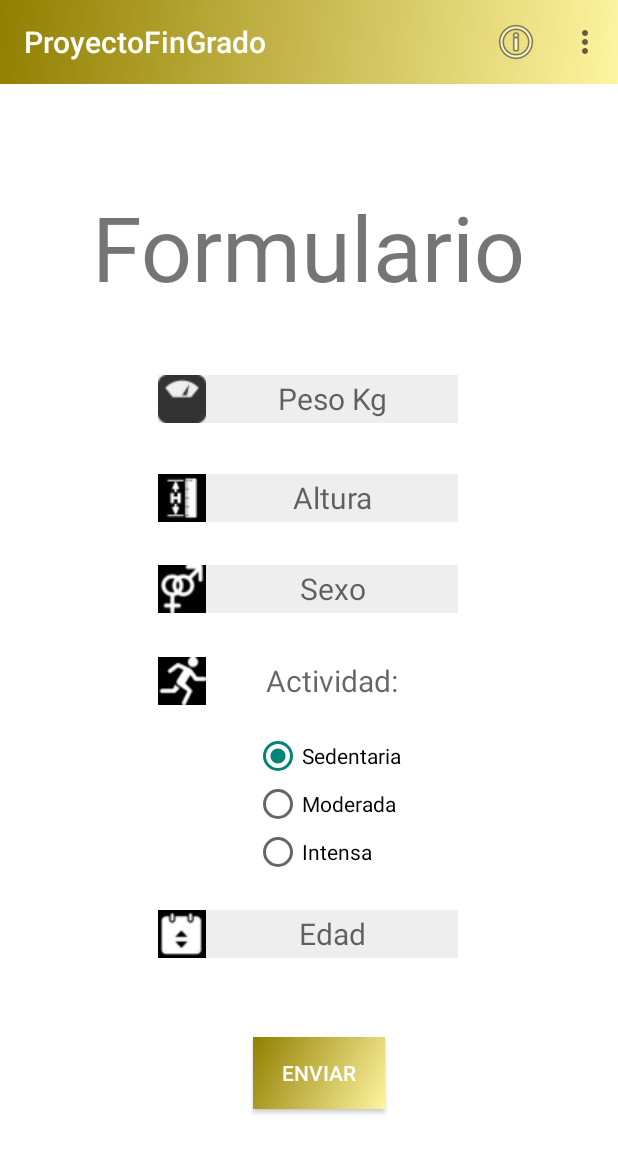
After one commit to AlejandroDAM29/ProyectoFinGrado, an Android app: the DatosUsuario screen opened directly, with no data from a screen before it, on a phone screen of 412 x 824 dp. The commit adds this screen. Shown: the top 1153 px of the screen. Run offline under Robolectric (Android 15) with nearby library versions, the phone set to English and light mode, and no system bars; our stand-ins replace Firebase (no records; nobody signed in at launch, a user with empty details on screens opened directly), Volley.

Commit message:
Falta introducir la actividad en la BBDD

```diff
--- a/app/build.gradle
+++ b/app/build.gradle
@@ -58,6 +58,9 @@ dependencies {
     //Implementación para el servicio de autentificación de google
     implementation 'com.google.android.gms:play-services-auth:19.2.0'
 
+    //Implemento librería Volley para conexión a BBDD
+    implementation 'com.android.volley:volley:1.1.1'
+
     testImplementation 'junit:junit:4.+'
     androidTestImplementation 'androidx.test.ext:junit:1.1.3'
     androidTestImplementation 'androidx.test.espresso:espresso-core:3.4.0'
--- /dev/null
+++ b/app/src/main/java/com/example/proyectofingrado/DatosUsuario.kt
@@ -0,0 +1,177 @@
+package com.example.proyectofingrado
+
+import android.content.Context
+import android.content.Intent
+import android.graphics.Color
+import androidx.appcompat.app.AppCompatActivity
+import android.os.Bundle
+import android.view.Menu
+import android.view.MenuItem
+import android.view.View
+import android.widget.Button
+import android.widget.EditText
+import android.widget.Toast
+import androidx.appcompat.widget.Toolbar
+import com.android.volley.Request
+import com.android.volley.RequestQueue
+import com.android.volley.Response
+import com.android.volley.toolbox.StringRequest
+import com.android.volley.toolbox.Volley
+import com.example.proyectofingrado.databinding.ActivityDatosUsuarioBinding
+import com.example.proyectofingrado.databinding.ActivityHomeBinding
+import com.google.firebase.auth.FirebaseAuth
+import org.json.JSONObject
+
+
+
+
+lateinit var etEmail: String
+lateinit var etPeso: EditText
+lateinit var etAltura: EditText
+lateinit var etSexo: EditText
+lateinit var etEdad: EditText
+lateinit var btnInsert:Button
+
+
+lateinit var toolbar: Toolbar
+
+
+lateinit var requesrQueue: RequestQueue
+val HttpURI = "https://alejandroexpdeveloper.com/usuario.php"
+
+class DatosUsuario : AppCompatActivity() {
+    override fun onCreate(savedInstanceState: Bundle?) {
+        super.onCreate(savedInstanceState)
+        setContentView(R.layout.activity_datos_usuario)
+
+
+        etPeso = findViewById(R.id.etPeso)
+        etAltura = findViewById(R.id.etAltura)
+        etSexo = findViewById(R.id.etSexo)
+        etEdad = findViewById(R.id.etEdad)
+
+        btnInsert = findViewById(R.id.btnInsert)
+
+
+
+        //Activo el toolbar en la activity
+        toolbar = findViewById(R.id.tool_bar2)
+        toolbar.setTitleTextColor(Color.WHITE)
+        setSupportActionBar(toolbar)
+
+
+        //Inicizalizamos a RequestQueue
+        requesrQueue = Volley.newRequestQueue(this)
+
+        //Método para introducir los datos del formulario al pulsar el botón "enviar"
+        btnInsert.setOnClickListener{
+            insertarDatos()
+        }
+
+
+
+
+    }//Fin del onCreate
+
+
+
+    //Creación del menú en el activity
+    override fun onCreateOptionsMenu(menu: Menu?): Boolean {
+        menuInflater.inflate(R.menu.menu_en_datosusuario,menu)
+        return true
+    }
+
+
+    //Método para seleccionar los items del menú toolbar y ejecutar su acción
+    override fun onOptionsItemSelected(item: MenuItem): Boolean {
+
+        /*La id que almaceno aquí equivale a una de las elegidas dentro del menú.xml que se
+         ha creado en la carpeta menú*/
+        val elegida = item.itemId
+
+        //Opciones posibles
+        if (elegida == R.id.informacion){
+            var ir_info = Intent(this, Informacion::class.java)
+            startActivity(ir_info)
+        }
+
+        if (elegida == R.id.cerrar_sesion){
+
+            //salir de la sesión dee Firebase
+            FirebaseAuth.getInstance().signOut()
+
+            //Antes de salir, tenemos que asegurarnos de borrar los datos de usuario almancenados en sharedPreferences
+            val datos_usuario = getSharedPreferences(getString(R.string.archivo_login), Context.MODE_PRIVATE).edit()
+            datos_usuario.clear()
+            datos_usuario.apply()
+
+            //Ir a la pantalla de anterior para salir de la sesión de usuario
+            val intent = Intent(this,AuthActivity::class.java)
+            startActivity(intent)
+        }
+
+
+        //Si ha habido un error, retornará la elección padre por defecto
+        return super.onOptionsItemSelected(item)
+
+    }//Fin del método onOptionsItemSelected
+
+
+
+
+    fun insertarDatos(){
+//      Para obterner el Email introducido en la autentificación del usuario
+        val bundle = intent.extras
+        val email:String = bundle?.getString("email").toString()
+        val peso = etPeso.text.toString()
+        val altura = etAltura.text.toString()
+        val sexo = etSexo.text.toString()
+        //Falta aquí poner la casilla de la actividad
+        val edad = etEdad.text.toString()
+
+        if (peso.isEmpty() || altura.isEmpty() || sexo.isEmpty() || edad.isEmpty()) {
+            Toast.makeText(this, "Debes introducir los dos campos"+". Email: "+email, Toast.LENGTH_LONG).show()
+        }else{
+            //Cadena a ejecutar en el web Service
+            val stringRequest:StringRequest = object : StringRequest(Request.Method.POST,
+            HttpURI, Response.Listener { serverResponse ->
+                    //Este array es para recorrer el JSON
+                    val obj = JSONObject(serverResponse)
+
+                    //Requerimos el nombre del objeto booleano. En el web-servie se llama error
+                    val error:Boolean = obj.getBoolean("error")
+                    val mensaje = obj.getString("mensaje")
+
+                    if(error){
+                        Toast.makeText(this,mensaje,Toast.LENGTH_LONG).show()
+                    }else{
+                        Toast.makeText(this,mensaje,Toast.LENGTH_LONG).show()
+                    }
+                }, Response.ErrorListener {
+                    //En caso de que la conexión tenga un error se activará el siguiente código
+                    Toast.makeText(this,"Volley incorrecto",
+                        Toast.LENGTH_LONG).show()
+                }){
+                //Ahora mapeo los datos que quiero introducir en la BBDD a través de la función getParams
+                override fun getParams():MutableMap<String,String>{
+                    val parametros = HashMap<String,String>()
+                    parametros.put("email",email)
+                    parametros.put("peso", peso)
+                    parametros.put("altura",altura)
+                    parametros.put("sexo",sexo)
+                    parametros.put("edad",edad)
+                    parametros.put("opcion","insert")
+                    return parametros
+                }
+            }
+
+            requesrQueue.add(stringRequest)
+
+        }//Fin del else
+
+    }//Fin del método de insertarDatos
+
+
+
+
+}
--- a/app/src/main/res/layout/activity_auth.xml
+++ b/app/src/main/res/layout/activity_auth.xml
@@ -72,6 +72,8 @@
 
     </LinearLayout>
 
+
+    <!--Comprobar el nombre para ver si dejo lo de google entero o no-->
     <Button
         android:id="@+id/botonGoogle"
         android:layout_width="match_parent"
@@ -82,7 +84,7 @@
         android:background="@color/white"
         android:drawableStart="@mipmap/icono_google"
         android:paddingStart="16dp"
-        android:text="Google"
+        android:text="google"
         android:textAlignment="textStart"
         android:textSize="35sp" />
 
--- /dev/null
+++ b/app/src/main/res/layout/activity_datos_usuario.xml
@@ -0,0 +1,141 @@
+<?xml version="1.0" encoding="utf-8"?>
+<androidx.constraintlayout.widget.ConstraintLayout xmlns:android="http://schemas.android.com/apk/res/android"
+    xmlns:app="http://schemas.android.com/apk/res-auto"
+    xmlns:tools="http://schemas.android.com/tools"
+    android:layout_width="match_parent"
+    android:layout_height="match_parent"
+    android:background="@color/white"
+    tools:context=".DatosUsuario">
+
+
+    <!--Incluyo el toolvar en la activity-->
+    <include
+        android:id="@+id/tool_bar2"
+        layout="@layout/tool_bar"></include>
+
+
+
+    <TextView
+        android:id="@+id/textView3"
+        android:layout_width="wrap_content"
+        android:layout_height="wrap_content"
+        android:text="Formulario"
+        android:fontFamily="@font/orangejuice"
+        android:textSize="60sp"
+        app:layout_constraintBottom_toBottomOf="parent"
+        app:layout_constraintEnd_toEndOf="parent"
+        app:layout_constraintHorizontal_bias="0.498"
+        app:layout_constraintStart_toStartOf="parent"
+        app:layout_constraintTop_toTopOf="parent"
+        app:layout_constraintVertical_bias="0.167" />
+
+
+    <EditText
+        android:id="@+id/etPeso"
+        style="@style/botones_formulario"
+        android:drawableStart="@drawable/icono_peso"
+        android:hint="Peso Kg"
+        app:layout_constraintBottom_toBottomOf="parent"
+        app:layout_constraintEnd_toEndOf="parent"
+        app:layout_constraintHorizontal_bias="0.497"
+        app:layout_constraintStart_toStartOf="parent"
+        app:layout_constraintTop_toTopOf="parent"
+        app:layout_constraintVertical_bias="0.316"
+        tools:ignore="TouchTargetSizeCheck" />
+
+    <EditText
+        android:id="@+id/etAltura"
+        style="@style/botones_formulario"
+        android:drawableStart="@drawable/icono_altura"
+        android:hint="Altura"
+        app:layout_constraintBottom_toBottomOf="parent"
+        app:layout_constraintEnd_toEndOf="parent"
+        app:layout_constraintHorizontal_bias="0.497"
+        app:layout_constraintStart_toStartOf="parent"
+        app:layout_constraintTop_toTopOf="parent"
+        app:layout_constraintVertical_bias="0.399" />
+
+    <EditText
+        android:id="@+id/etSexo"
+        style="@style/botones_formulario"
+        android:drawableStart="@drawable/icono_genero"
+        android:hint="Sexo"
+        app:layout_constraintBottom_toBottomOf="parent"
+        app:layout_constraintEnd_toEndOf="parent"
+        app:layout_constraintHorizontal_bias="0.497"
+        app:layout_constraintStart_toStartOf="parent"
+        app:layout_constraintTop_toTopOf="parent"
+        app:layout_constraintVertical_bias="0.476" />
+
+    <RadioGroup
+        android:id="@+id/etRadioGroup"
+        android:layout_width="wrap_content"
+        android:layout_height="wrap_content"
+        app:layout_constraintBottom_toBottomOf="parent"
+        app:layout_constraintEnd_toEndOf="parent"
+        app:layout_constraintHorizontal_bias="0.54"
+        app:layout_constraintStart_toStartOf="parent"
+        app:layout_constraintTop_toTopOf="parent"
+        app:layout_constraintVertical_bias="0.670">
+
+        <RadioButton
+            android:id="@+id/etSedentaria"
+            android:layout_width="match_parent"
+            android:layout_height="wrap_content"
+            android:checked="true"
+            android:text="Sedentaria" />
+
+        <RadioButton
+            android:id="@+id/etModerada"
+            android:layout_width="match_parent"
+            android:layout_height="wrap_content"
+            android:text="Moderada" />
+
+        <RadioButton
+            android:id="@+id/etIntensa"
+            android:layout_width="match_parent"
+            android:layout_height="wrap_content"
+            android:text="Intensa" />
+    </RadioGroup>
+
+    <EditText
+        android:id="@+id/etActividad"
+        style="@style/botones_formulario"
+        android:background="@color/white"
+        android:drawableStart="@drawable/icono_actividad"
+        android:hint="Actividad:"
+        app:layout_constraintBottom_toBottomOf="parent"
+        app:layout_constraintEnd_toEndOf="parent"
+        app:layout_constraintHorizontal_bias="0.497"
+        app:layout_constraintStart_toStartOf="parent"
+        app:layout_constraintTop_toTopOf="parent"
+        app:layout_constraintVertical_bias="0.553" />
+
+    <EditText
+        android:id="@+id/etEdad"
+        style="@style/botones_formulario"
+        android:drawableStart="@drawable/icono_edad"
+        android:hint="Edad"
+        app:layout_constraintBottom_toBottomOf="parent"
+        app:layout_constraintEnd_toEndOf="parent"
+        app:layout_constraintHorizontal_bias="0.497"
+        app:layout_constraintStart_toStartOf="parent"
+        app:layout_constraintTop_toTopOf="parent"
+        app:layout_constraintVertical_bias="0.766" />
+
+    <Button
+        android:id="@+id/btnInsert"
+        android:layout_width="wrap_content"
+        android:layout_height="wrap_content"
+        android:background="@drawable/degradado_barra_principal"
+        android:text="Enviar"
+        android:textColor="@color/white"
+        app:layout_constraintBottom_toBottomOf="parent"
+        app:layout_constraintEnd_toEndOf="parent"
+        app:layout_constraintHorizontal_bias="0.52"
+        app:layout_constraintStart_toStartOf="parent"
+        app:layout_constraintTop_toTopOf="parent"
+        app:layout_constraintVertical_bias="0.891" />
+
+
+</androidx.constraintlayout.widget.ConstraintLayout>
--- a/app/src/main/res/layout/activity_home.xml
+++ b/app/src/main/res/layout/activity_home.xml
@@ -31,7 +31,7 @@
         app:layout_constraintVertical_bias="0.144" />
 
     <Button
-        android:id="@+id/button"
+        android:id="@+id/btnmostrar"
         style="@style/botones_home"
         android:text="Mostrar receta"
         app:layout_constraintBottom_toBottomOf="parent"
@@ -39,7 +39,7 @@
         app:layout_constraintHorizontal_bias="0.498"
         app:layout_constraintStart_toStartOf="parent"
         app:layout_constraintTop_toTopOf="parent"
-        app:layout_constraintVertical_bias="0.357" />
+        app:layout_constraintVertical_bias="0.357"/>
 
     <Button
         android:id="@+id/button2"
--- /dev/null
+++ b/app/src/main/res/menu/menu_en_datosusuario.xml
@@ -0,0 +1,21 @@
+<?xml version="1.0" encoding="utf-8"?>
+
+
+<!--Configuración para toolbar de la HomeActivity-->
+<menu xmlns:android="http://schemas.android.com/apk/res/android"
+    xmlns:tools="http://schemas.android.com/tools"
+    xmlns:app="http://schemas.android.com/apk/res-auto"
+    tools:context=".DatosUsuario">
+
+    <item android:id="@+id/informacion"
+        android:title="Informacion"
+        android:icon="@android:drawable/ic_menu_info_details"
+        app:showAsAction="always"
+        android:orderInCategory="1"/>
+
+    <item android:id="@+id/cerrar_sesion"
+        android:title="Cerrar sesión"
+        app:showAsAction="never"
+        android:orderInCategory="2"/>
+
+</menu>
--- a/app/src/main/res/values/themes.xml
+++ b/app/src/main/res/values/themes.xml
@@ -30,4 +30,13 @@
         <item name="android:paddingEnd">5dp</item>
     </style>
 
+
+    <style name="botones_formulario">
+        <item name="android:layout_width">200dp</item>
+        <item name="android:textSize">20sp</item>
+        <item name="android:layout_height">wrap_content</item>
+        <item name="android:background">#EEEEEE</item>
+        <item name="android:textAlignment">center</item>
+    </style>
+
 </resources>
```
Also changed, not shown: app/src/main/AndroidManifest.xml (+6 -1 lines), app/src/main/java/com/example/proyectofingrado/HomeActivity.kt (+82 -2 lines), app/src/main/res/drawable-v24/icono_actividad.png (added), app/src/main/res/drawable-v24/icono_altuira.png (added), app/src/main/res/drawable-v24/icono_altura.jpg (added), app/src/main/res/drawable-v24/icono_genero.jpg (added), app/src/main/res/drawable-v24/icono_peso.png (added), app/src/main/res/drawable/icono_edad.png (added), 1 other file.
